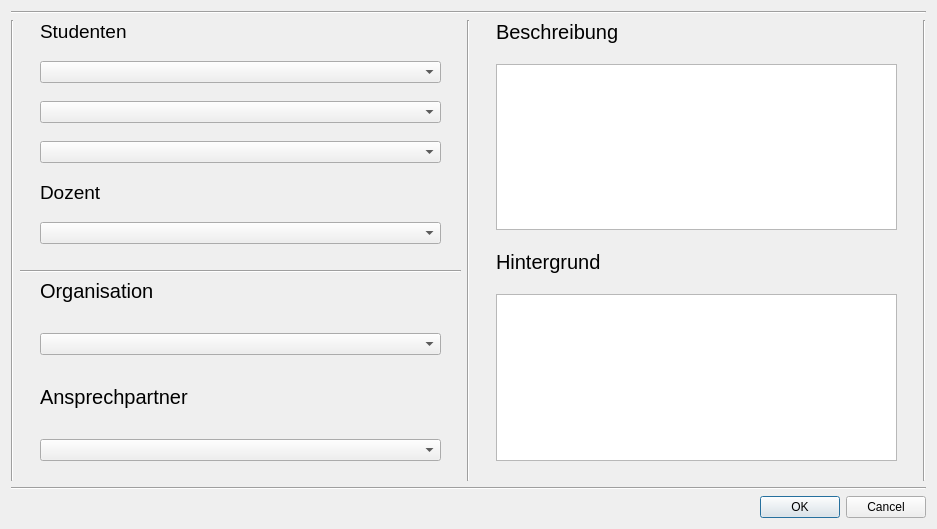
bjoernlewe/Software-Engineering, file Project_project/Forms/insertprojectdialog.ui: the form before one commit.
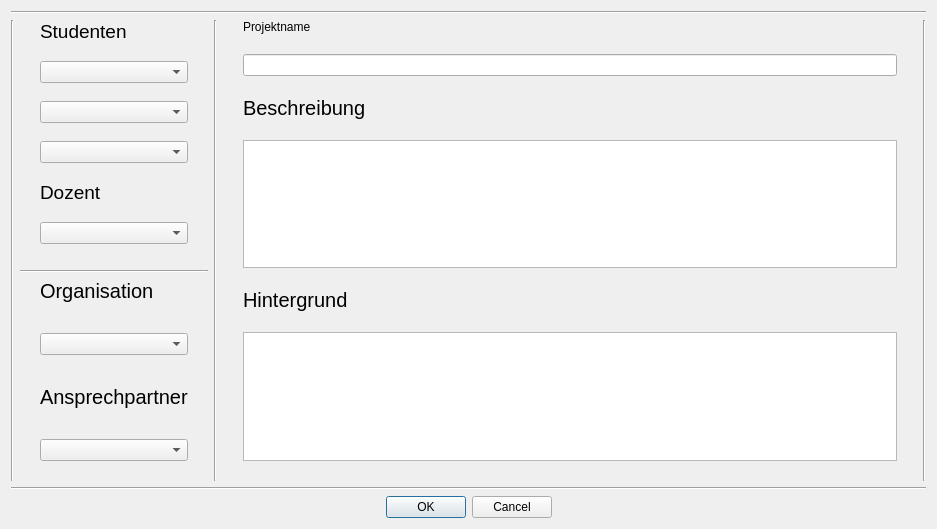
The form after the commit.

```diff
--- a/Project_project/Forms/insertprojectdialog.ui
+++ b/Project_project/Forms/insertprojectdialog.ui
@@ -19,6 +19,9 @@
      <property name="standardButtons">
       <set>QDialogButtonBox::Cancel|QDialogButtonBox::Ok</set>
      </property>
+     <property name="centerButtons">
+      <bool>true</bool>
+     </property>
     </widget>
    </item>
    <item row="0" column="0">
@@ -149,6 +152,16 @@
        <property name="bottomMargin">
         <number>20</number>
        </property>
+       <item>
+        <widget class="QLabel" name="projektname">
+         <property name="text">
+          <string>Projektname</string>
+         </property>
+        </widget>
+       </item>
+       <item>
+        <widget class="QLineEdit" name="projectnameInput"/>
+       </item>
        <item>
         <widget class="QLabel" name="BescLabel">
          <property name="font">
@@ -273,6 +286,12 @@
            <verstretch>0</verstretch>
           </sizepolicy>
          </property>
+         <property name="currentIndex">
+          <number>-1</number>
+         </property>
+         <property name="insertPolicy">
+          <enum>QComboBox::InsertAfterCurrent</enum>
+         </property>
         </widget>
        </item>
        <item>
```
Left out of the diff: 6 changed lines with no effect on the pictures.
